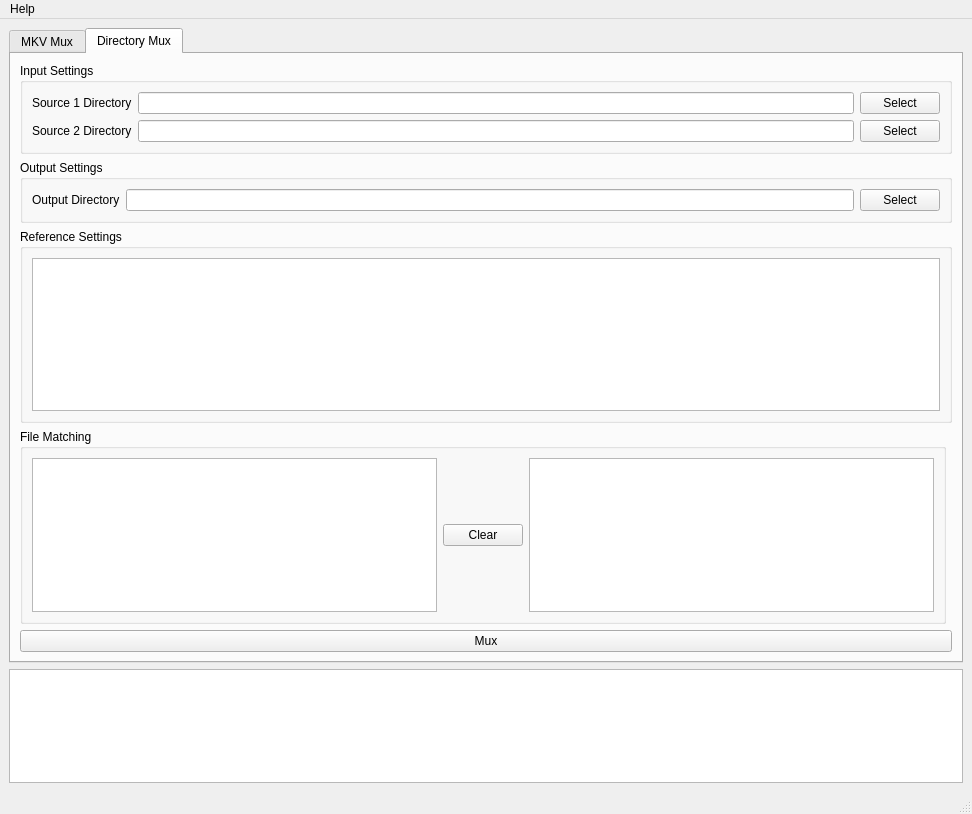
Above: home.ui from a-drianchan/AnotherMKVMuxGUI before the change. Below: the same form after it.
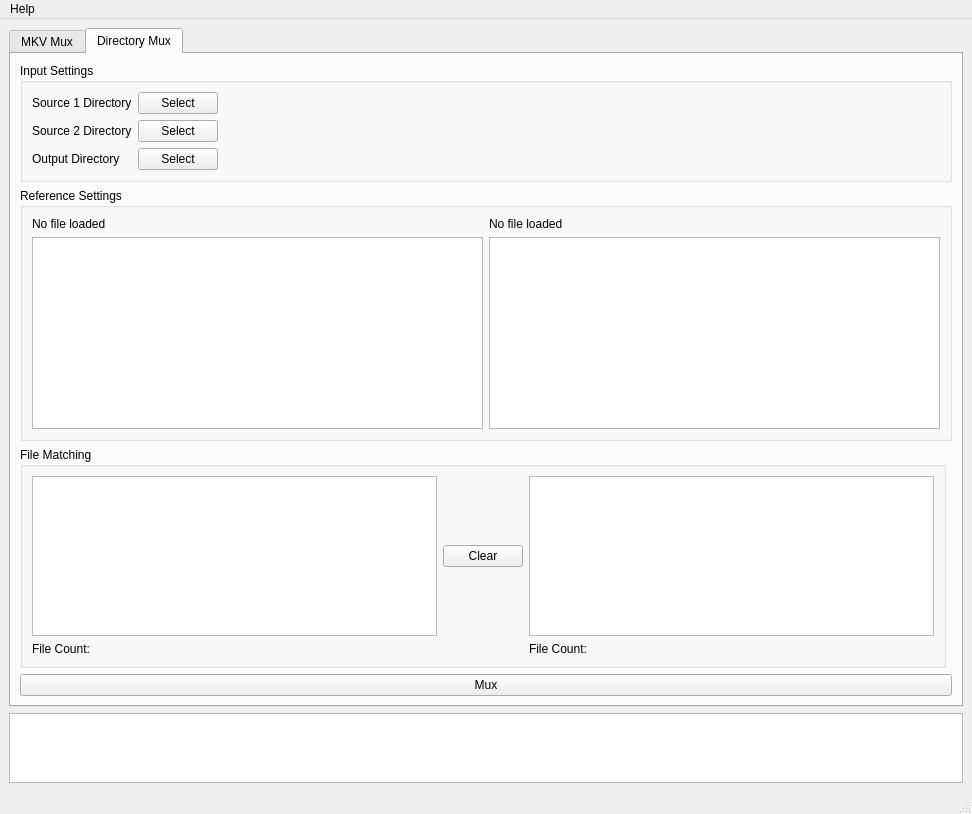
That is the form after the change.

Commit message: Refactor, Add in track retrieval in batch mux mode

The edit to the form file:
```diff
--- a/home.ui
+++ b/home.ui
@@ -16,6 +16,13 @@
   <widget class="QWidget" name="centralwidget">
    <layout class="QGridLayout" name="gridLayout_4">
     <item row="1" column="0">
+     <widget class="QTextEdit" name="log">
+      <property name="readOnly">
+       <bool>true</bool>
+      </property>
+     </widget>
+    </item>
+    <item row="0" column="0">
      <widget class="QTabWidget" name="tabWidget">
       <property name="currentIndex">
        <number>1</number>
@@ -175,20 +182,7 @@
         <string>Directory Mux</string>
        </attribute>
        <layout class="QGridLayout" name="gridLayout_3">
-        <item row="6" column="0" colspan="2">
-         <widget class="QPushButton" name="button_batch_mux">
-          <property name="baseSize">
-           <size>
-            <width>0</width>
-            <height>40</height>
-           </size>
-          </property>
-          <property name="text">
-           <string>Mux</string>
-          </property>
-         </widget>
-        </item>
-        <item row="3" column="0">
+        <item row="2" column="0">
          <widget class="QGroupBox" name="groupBox_4">
           <property name="title">
            <string>File Matching</string>
@@ -207,53 +201,29 @@
            <item row="2" column="2">
             <widget class="QListWidget" name="list_batch_source2"/>
            </item>
-          </layout>
-         </widget>
-        </item>
-        <item row="1" column="0" colspan="2">
-         <widget class="QGroupBox" name="groupBox">
-          <property name="title">
-           <string>Output Settings</string>
-          </property>
-          <layout class="QGridLayout" name="gridLayout">
-           <item row="0" column="0">
-            <widget class="QLabel" name="label_batch_outputdir">
+           <item row="3" column="0">
+            <widget class="QLabel" name="lable_batch_file_count_1">
              <property name="text">
-              <string>Output Directory</string>
+              <string>File Count:</string>
              </property>
             </widget>
            </item>
-           <item row="0" column="1">
-            <widget class="QLineEdit" name="lineedit_batch_outputdir"/>
-           </item>
-           <item row="0" column="2">
-            <widget class="QPushButton" name="button_batch_select_output">
+           <item row="3" column="2">
+            <widget class="QLabel" name="lable_batch_file_count_2">
              <property name="text">
-              <string>Select</string>
+              <string>File Count:</string>
              </property>
             </widget>
            </item>
           </layout>
          </widget>
         </item>
-        <item row="2" column="0" colspan="2">
-         <widget class="QGroupBox" name="groupBox_3">
-          <property name="title">
-           <string>Reference Settings</string>
-          </property>
-          <layout class="QGridLayout" name="gridLayout_7">
-           <item row="0" column="0">
-            <widget class="QListView" name="listview_batch_reference"/>
-           </item>
-          </layout>
-         </widget>
-        </item>
         <item row="0" column="0" colspan="2">
          <widget class="QGroupBox" name="groupBox_2">
           <property name="title">
            <string>Input Settings</string>
           </property>
-          <layout class="QGridLayout" name="gridLayout_2">
+          <layout class="QGridLayout" name="gridLayout">
            <item row="0" column="0">
             <widget class="QLabel" name="label_batch_source1dir">
              <property name="text">
@@ -261,6 +231,19 @@
              </property>
             </widget>
            </item>
+           <item row="0" column="1">
+            <widget class="QPushButton" name="button_batch_select_input1">
+             <property name="baseSize">
+              <size>
+               <width>0</width>
+               <height>0</height>
+              </size>
+             </property>
+             <property name="text">
+              <string>Select</string>
+             </property>
+            </widget>
+           </item>
            <item row="1" column="0">
             <widget class="QLabel" name="label_batch_source2dir">
              <property name="text">
@@ -268,26 +251,88 @@
              </property>
             </widget>
            </item>
-           <item row="0" column="3">
-            <widget class="QPushButton" name="button_batch_select_input1">
-             <property name="text">
-              <string>Select</string>
-             </property>
-            </widget>
-           </item>
-           <item row="0" column="2">
-            <widget class="QLineEdit" name="lineedit_batch_source1dir"/>
-           </item>
-           <item row="1" column="2">
-            <widget class="QLineEdit" name="lineedit_batch_source2dir"/>
-           </item>
-           <item row="1" column="3">
+           <item row="1" column="1">
             <widget class="QPushButton" name="button_batch_select_input2">
              <property name="text">
               <string>Select</string>
              </property>
             </widget>
            </item>
+           <item row="1" column="2">
+            <spacer name="horizontalSpacer">
+             <property name="orientation">
+              <enum>Qt::Horizontal</enum>
+             </property>
+             <property name="sizeHint" stdset="0">
+              <size>
+               <width>731</width>
+               <height>20</height>
+              </size>
+             </property>
+            </spacer>
+           </item>
+           <item row="2" column="0">
+            <widget class="QLabel" name="label_batch_outputdir">
+             <property name="text">
+              <string>Output Directory</string>
+             </property>
+            </widget>
+           </item>
+           <item row="2" column="1">
+            <widget class="QPushButton" name="button_batch_select_output">
+             <property name="text">
+              <string>Select</string>
+             </property>
+            </widget>
+           </item>
+          </layout>
+         </widget>
+        </item>
+        <item row="5" column="0" colspan="2">
+         <widget class="QPushButton" name="button_batch_mux">
+          <property name="baseSize">
+           <size>
+            <width>0</width>
+            <height>40</height>
+           </size>
+          </property>
+          <property name="text">
+           <string>Mux</string>
+          </property>
+         </widget>
+        </item>
+        <item row="1" column="0" colspan="2">
+         <widget class="QGroupBox" name="groupBox_3">
+          <property name="title">
+           <string>Reference Settings</string>
+          </property>
+          <layout class="QGridLayout" name="gridLayout_7">
+           <item row="1" column="0">
+            <widget class="QListWidget" name="list_batch_reference_1"/>
+           </item>
+           <item row="1" column="1">
+            <widget class="QListWidget" name="list_batch_reference_2"/>
+           </item>
+           <item row="0" column="0">
+            <widget class="QLabel" name="label_batch_ref_1">
+             <property name="text">
+              <string>No file loaded</string>
+             </property>
+             <property name="wordWrap">
+              <bool>true</bool>
+             </property>
+            </widget>
+           </item>
+           <item row="0" column="1">
+            <widget class="QLabel" name="label_batch_ref_2">
+             <property name="text">
+              <string>No file loaded</string>
+             </property>
+             <property name="wordWrap">
+              <bool>true</bool>
+             </property>
+            </widget>
+           </item>
           </layout>
          </widget>
         </item>
@@ -295,13 +340,6 @@
       </widget>
      </widget>
     </item>
-    <item row="2" column="0">
-     <widget class="QTextEdit" name="log">
-      <property name="readOnly">
-       <bool>true</bool>
-      </property>
-     </widget>
-    </item>
    </layout>
   </widget>
   <widget class="QMenuBar" name="menubar">
```
Left out of the diff: 2 changed lines with no effect on the pictures. The commit also changes 6 other files.
